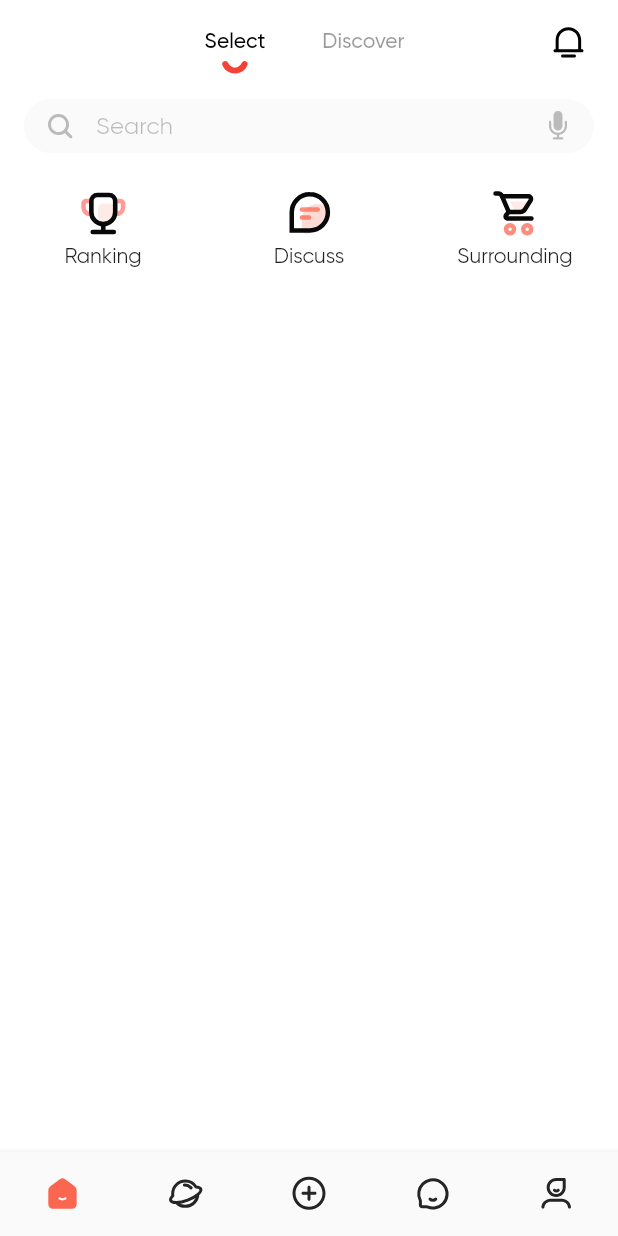
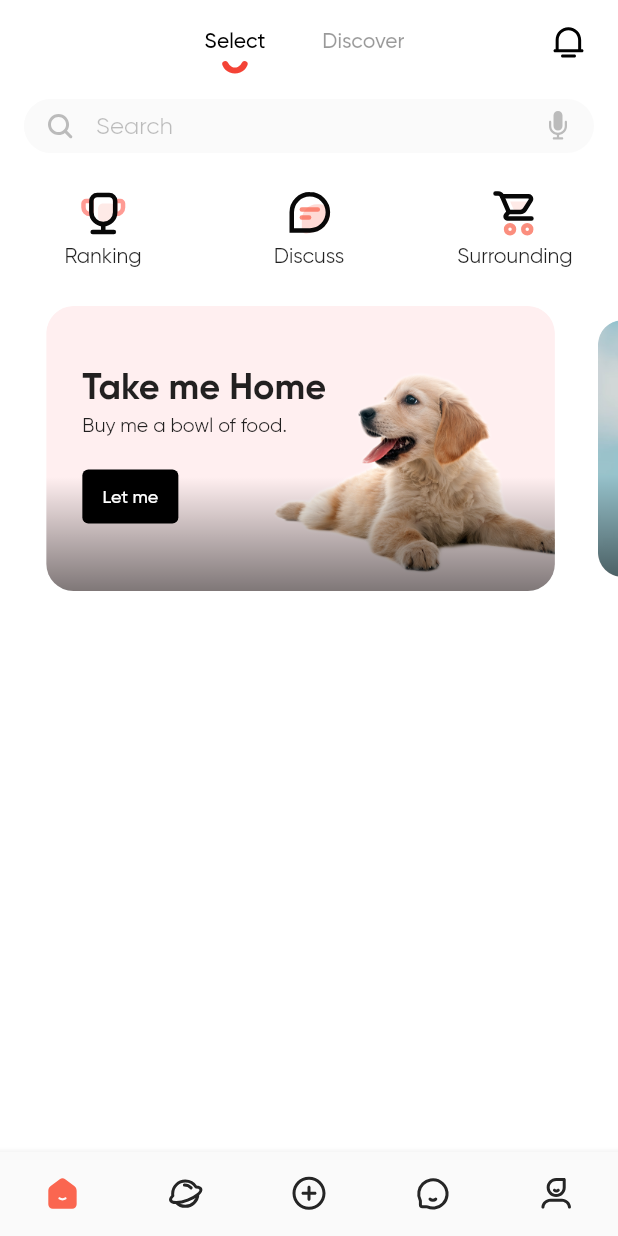
Before and after one commit to RationalEgoism/dogdom, a Flutter app: the screen it shows after launch, on a phone screen of 412 x 824 dp. Run offline on Flutter 3.47's test engine with Material 2 defaults, Android fonts, the light colour scheme and no system bars; drawn by our look-alikes of card_swiper; our stand-ins replace auto_route, easy_localization, flutter_bloc, flutter_native_splash, flutter_svg, fluttertoast and 5 more; accounts and stored records are empty.

Commit message:
#67 add carousel to home select page (#69)

```diff
--- /dev/null
+++ b/lib/features/home_select/domain/promo_card_model.dart
@@ -0,0 +1,23 @@
+import 'package:flutter/cupertino.dart';
+import 'package:freezed_annotation/freezed_annotation.dart';
+
+part 'promo_card_model.freezed.dart';
+
+@freezed
+class PromoCardModel with _$PromoCardModel {
+  //
+  factory PromoCardModel.takeHome({
+    required String title,
+    required String description,
+    required String buttonText,
+    required String imgPath,
+    required VoidCallback onTap,
+  }) = PromoCardModelTakeHome;
+
+  factory PromoCardModel.donate({
+    required String title,
+    required String description,
+    required String imgPath,
+    required VoidCallback onTap,
+  }) = PromoCardModelDonate;
+}
--- a/lib/features/home_select/presentation/ui/home_select_page.dart
+++ b/lib/features/home_select/presentation/ui/home_select_page.dart
@@ -1,7 +1,10 @@
 import 'package:auto_route/auto_route.dart';
+import 'package:card_swiper/card_swiper.dart';
 import 'package:dogdom/app/routes/router.gr.dart';
 import 'package:dogdom/app/theme/widgets/home_icon_button.dart';
 import 'package:dogdom/app/theme/widgets/search.dart';
+import 'package:dogdom/features/home_select/domain/promo_card_model.dart';
+import 'package:dogdom/features/home_select/presentation/ui/widgets/promo_card.dart';
 import 'package:dogdom/generated/assets.gen.dart';
 import 'package:dogdom/generated/locale_export.dart';
 import 'package:dogdom/utils/extension/context_extension.dart';
@@ -59,8 +62,64 @@ class HomeSelectPage extends StatelessWidget {
               ),
             ],
           ),
+          Padding(
+            padding: EdgeInsets.symmetric(
+              vertical: 16.0,
+            ),
+            child: SizedBox(
+              height: 190.0,
+              child: Swiper(
+                itemCount: 3,
+                loop: false,
+                scrollDirection: Axis.horizontal,
+                scale: 0.9,
+                viewportFraction: 0.85,
+                itemBuilder: (context, index) {
+                  return _buildList(context)[index];
+                },
+              ),
+            ),
+          ),
         ],
       ),
     );
   }
+
+  List<PromoCard> _buildList(BuildContext context) {
+    return [
+      PromoCard(
+        model: PromoCardModelTakeHome(
+          title: 'Take me Home',
+          description: 'Buy me a bowl of food.',
+          imgPath: Assets.imageMock.homeSelectCarousel2.path,
+          onTap: () => context.router.push(
+            HomeNestedRouter(name: 'Take me home'),
+          ),
+          buttonText: 'Let me',
+        ),
+      ),
+      PromoCard(
+        model: PromoCardModelDonate(
+          title: 'Feed me',
+          description: 'Buy me a bowl of food.',
+          // buttonText: 'Let me',
+          imgPath: Assets.imageMock.homeSelectCarousel1.path,
+          onTap: () => context.router.push(
+            HomeNestedRouter(name: 'Feed me'),
+          ),
+        ),
+      ),
+      PromoCard(
+        model: PromoCardModelTakeHome(
+          title: 'Take me Home',
+          description: 'Buy me a bowl of food.',
+          imgPath: Assets.imageMock.homeSelectCarousel2.path,
+          onTap: () => context.router.push(
+            HomeNestedRouter(name: 'Take me home'),
+          ),
+          buttonText: 'Let me',
+        ),
+      ),
+    ];
+  }
 }
--- /dev/null
+++ b/lib/features/home_select/presentation/ui/widgets/cards/promo_card_donate.dart
@@ -0,0 +1,62 @@
+import 'package:dogdom/features/home_select/domain/promo_card_model.dart';
+import 'package:flutter/material.dart';
+
+import '../promo_card.dart';
+
+class PromoCardDonate extends StatelessWidget {
+  final PromoCardModelDonate model;
+
+  const PromoCardDonate({
+    Key? key,
+    required this.model,
+  }) : super(key: key);
+
+  @override
+  Widget build(BuildContext context) {
+    return InkWell(
+      onTap: model.onTap,
+      child: Stack(
+        children: [
+          PromoImage(
+            imgPath: model.imgPath,
+          ),
+          Padding(
+            padding: const EdgeInsets.only(
+              left: 24.0,
+              bottom: 16.0,
+            ),
+            child: LayoutBuilder(
+              builder: (context, constraints) {
+                return SizedBox(
+                  width: constraints.maxWidth * 3 / 5,
+                  child: Column(
+                    mainAxisAlignment: MainAxisAlignment.end,
+                    crossAxisAlignment: CrossAxisAlignment.start,
+                    children: [
+                      Text(
+                        model.title,
+                        style: TextStyle(
+                          color: Colors.white,
+                          fontSize: 17,
+                          fontWeight: FontWeight.w500,
+                        ),
+                      ),
+                      Text(
+                        model.description,
+                        style: TextStyle(
+                          color: Colors.white,
+                          fontSize: 13,
+                          fontWeight: FontWeight.normal,
+                        ),
+                      )
+                    ],
+                  ),
+                );
+              },
+            ),
+          ),
+        ],
+      ),
+    );
+  }
+}
--- /dev/null
+++ b/lib/features/home_select/presentation/ui/widgets/cards/promo_card_take_home.dart
@@ -0,0 +1,83 @@
+import 'package:dogdom/features/home_select/domain/promo_card_model.dart';
+import 'package:dogdom/features/home_select/presentation/ui/widgets/promo_card.dart';
+import 'package:flutter/material.dart';
+
+class PromoCardTakeHome extends StatelessWidget {
+  final PromoCardModelTakeHome model;
+
+  const PromoCardTakeHome({
+    Key? key,
+    required this.model,
+  }) : super(key: key);
+
+  @override
+  Widget build(BuildContext context) {
+    return Stack(
+      children: [
+        PromoImage(
+          imgPath: model.imgPath,
+        ),
+        Padding(
+          padding: const EdgeInsets.only(
+            left: 24.0,
+          ),
+          child: LayoutBuilder(
+            builder: (context, constraints) {
+              return SizedBox(
+                width: constraints.maxWidth * 3 / 5,
+                child: Column(
+                  mainAxisAlignment: MainAxisAlignment.center,
+                  crossAxisAlignment: CrossAxisAlignment.start,
+                  children: [
+                    Text(
+                      model.title,
+                      style: TextStyle(
+                        fontSize: 24,
+                        fontWeight: FontWeight.w600,
+                      ),
+                    ),
+                    Padding(
+                      padding: EdgeInsets.only(
+                        top: 4.0,
+                      ),
+                      child: Text(
+                        model.description,
+                        style: TextStyle(
+                          fontSize: 13,
+                          fontWeight: FontWeight.normal,
+                        ),
+                      ),
+                    ),
+                    Padding(
+                      padding: const EdgeInsets.only(
+                        top: 16.0,
+                      ),
+                      child: TextButton(
+                        onPressed: model.onTap,
+                        child: Text(
+                          model.buttonText,
+                          style: TextStyle(
+                            color: Colors.white,
+                            fontSize: 12,
+                          ),
+                        ),
+                        style: TextButton.styleFrom(
+                          backgroundColor: Colors.black,
+                          shape: RoundedRectangleBorder(
+                            borderRadius: BorderRadius.circular(
+                              4,
+                            ),
+                          ),
+                        ),
+                      ),
+                    ),
+                  ],
+                ),
+              );
+            },
+          ),
+        ),
+      ],
+    );
+  }
+}
--- /dev/null
+++ b/lib/features/home_select/presentation/ui/widgets/promo_card.dart
@@ -0,0 +1,68 @@
+import 'package:dogdom/features/home_select/domain/promo_card_model.dart';
+import 'package:dogdom/features/home_select/presentation/ui/widgets/cards/promo_card_take_home.dart';
+import 'package:flutter/material.dart';
+
+import 'cards/promo_card_donate.dart';
+
+class PromoCard extends StatelessWidget {
+  final PromoCardModel model;
+
+  const PromoCard({
+    Key? key,
+    required this.model,
+  }) : super(key: key);
+
+  @override
+  Widget build(BuildContext context) {
+    return model.map(
+      takeHome: (takeHomeModel) => PromoCardTakeHome(
+        model: takeHomeModel,
+      ),
+      donate: (donateModel) => PromoCardDonate(
+        model: donateModel,
+      ),
+    );
+  }
+}
+
+class PromoImage extends StatelessWidget {
+  final String imgPath;
+
+  const PromoImage({
+    Key? key,
+    required this.imgPath,
+  }) : super(key: key);
+
+  @override
+  Widget build(BuildContext context) {
+    return ClipRRect(
+      borderRadius: BorderRadius.circular(
+        18.0,
+      ),
+      child: ShaderMask(
+        blendMode: BlendMode.darken,
+        shaderCallback: (Rect bounds) {
+          return LinearGradient(
+            colors: [
+              Colors.transparent,
+              Colors.black.withOpacity(0.5),
+            ],
+            begin: Alignment.topCenter,
+            end: Alignment.bottomCenter,
+          ).createShader(
+            Rect.fromLTRB(
+              0,
+              bounds.height * 0.6,
+              bounds.width,
+              bounds.height,
+            ),
+          );
+        },
+        child: Image.asset(
+          imgPath,
+          fit: BoxFit.fill,
+        ),
+      ),
+    );
+  }
+}
--- a/pubspec.yaml
+++ b/pubspec.yaml
@@ -36,6 +36,7 @@ dependencies:
     git:
       url: https://github.com/RationalEgoism/intl_phone_number_input
   page_transition: ^2.0.5
+  card_swiper: ^2.0.1
 
 dev_dependencies:
   build_runner: ^2.1.7
@@ -55,6 +56,7 @@ flutter:
   uses-material-design: true
   assets:
     - assets/image/
+    - assets/image_mock/
     - assets/translations/
   fonts:
     - family: Gilroy
```
Also changed, not shown: assets/image_mock/home_select_carousel_1.png (added), assets/image_mock/home_select_carousel_2.png (added), lib/features/home_select/domain/promo_card_model.freezed.dart (added), lib/generated/assets.gen.dart, pubspec.lock.
